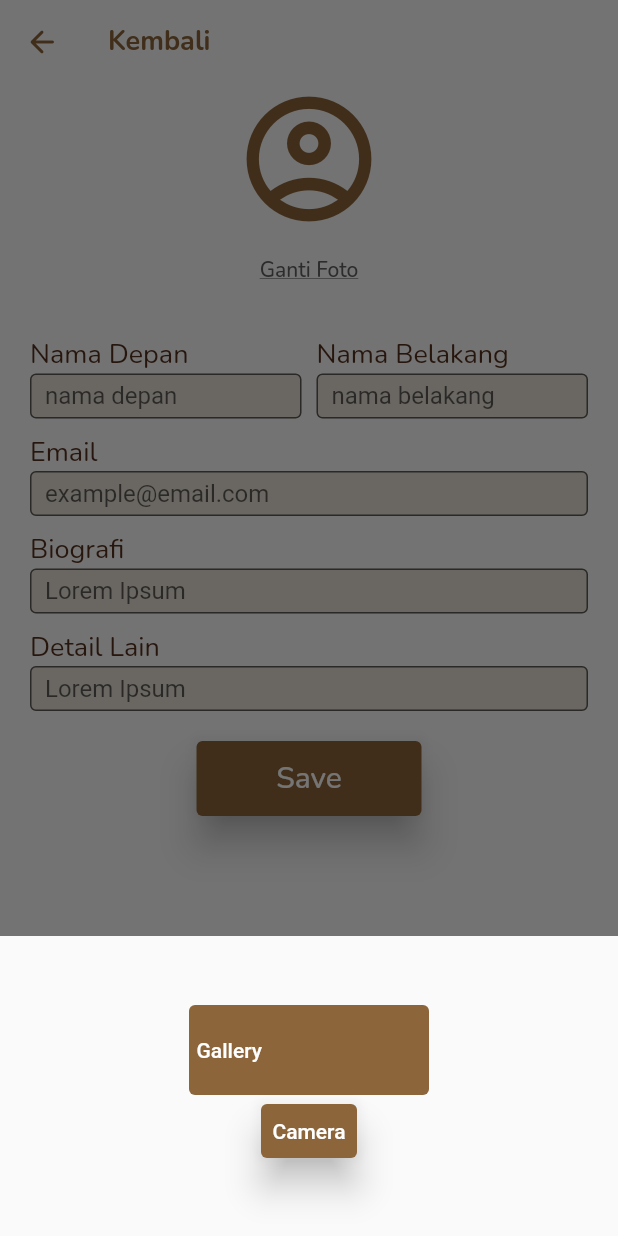
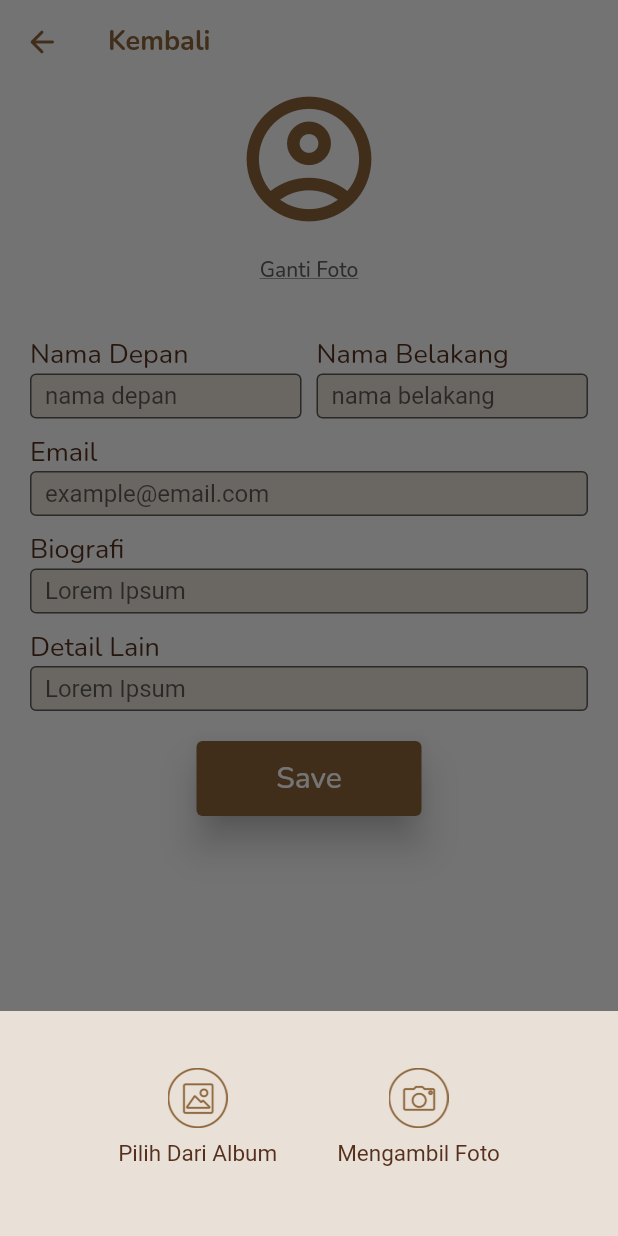
Before and after one commit to felicialaksanap/front-end_alkitab_felak, a Flutter app: the EditProfile screen opened directly, after a tap on "Ganti Foto", on a phone screen of 412 x 824 dp. Run offline on Flutter 3.47's test engine with Material 2 defaults, Android fonts, the light colour scheme and no system bars; our stand-ins replace google_fonts, image_picker; missing offline and left inert: draggable_scrollbar.

Commit message:
edited 10

```diff
--- a/lib/editprofile.dart
+++ b/lib/editprofile.dart
@@ -43,7 +43,7 @@ class _EditProfileState extends State<EditProfile> {
         elevation: 0,
         title: Text("Kembali", style: GoogleFonts.nunito(textStyle: const TextStyle(fontSize: 18, color: Color.fromARGB(255, 140, 101, 58), fontWeight: FontWeight.bold)),),
       ),
-      body: Container(
+      body: SingleChildScrollView(
         padding: const EdgeInsets.fromLTRB(20, 0, 20, 10),
         child: Column(
           crossAxisAlignment: CrossAxisAlignment.start,
@@ -76,45 +76,58 @@ class _EditProfileState extends State<EditProfile> {
                       context: context,
                       builder: (BuildContext context) {
                         return Container(
-                          height: 200,
-                          color: Colors.transparent,
+                          height: 150,
+                          color: const Color.fromARGB(255, 233, 224, 215),
+                          padding: const EdgeInsets.only(top: 30),
                           child: Center(
-                            child: Column(
+                            child: Row(
                               mainAxisAlignment: MainAxisAlignment.center,
-                              mainAxisSize: MainAxisSize.min,
                               children: [
-                                ElevatedButton(
+                                Column(
+                                  children: [
+                                    TextButton(
                                       onPressed: () {
                                         pickImage(ImageSource.gallery);
                                         Navigator.pop(context);
                                       },
-                                  style: ElevatedButton.styleFrom(
-                                    primary: Color.fromARGB(255, 140, 101, 58),
-                                    elevation: 0,
-                                    padding: const EdgeInsets.all(5),
+                                      child: Image.asset(
+                                        'assets/images/fromgallery.png',
+                                        width: 40,
+                                        height: 40,
                                       ),
-                                  child: Container(
-                                    width: 150,
-                                    height: 50,
-                                    child: Row(
+                                    ),
+                                    Text(
+                                      "Pilih Dari Album",
+                                      style: GoogleFonts.roboto(textStyle: const TextStyle(
+                                        fontSize: 15,
+                                        color: Color.fromARGB(255, 85, 48, 29)
+                                      )),
+                                    )
+                                  ],
+                                ),
+                                const SizedBox(width: 40,),
+                                Column(
                                   children: [
-                                        Text("Gallery"),
-                                      ],
-                                    )
-                                  )
-                                ),
-                                ElevatedButton(
+                                    TextButton(
                                       onPressed: () {
                                         pickImage(ImageSource.camera);
                                         Navigator.pop(context);
                                       },
-                                  style: ElevatedButton.styleFrom(
-                                    primary: Color.fromARGB(255, 140, 101, 58),
-                                    elevation: 10,
-                                    padding: const EdgeInsets.all(5),
+                                      child: Image.asset(
+                                        'assets/images/fromcamera.png',
+                                        width: 40,
+                                        height: 40,
                                       ),
-                                  child: Text("Camera")
+                                    ),
+                                    Text(
+                                      "Mengambil Foto",
+                                      style: GoogleFonts.roboto(textStyle: const TextStyle(
+                                        fontSize: 15,
+                                        color: Color.fromARGB(255, 85, 48, 29)
+                                      )),
                                     )
+                                  ],
+                                ),
                               ],
                             ),
                           ),
--- a/pubspec.yaml
+++ b/pubspec.yaml
@@ -72,6 +72,8 @@ flutter:
     - assets/images/search_icon.png
     - assets/images/polygon_down.png
     - assets/images/polygon_up.png
+    - assets/images/fromcamera.png
+    - assets/images/fromgallery.png
 
   # An image asset can refer to one or more resolution-specific "variants", see
   # https://flutter.dev/assets-and-images/#resolution-aware
```
Also changed, not shown: lib/logininput.dart (+3 -5 lines), lib/mergeayat.dart (+48 -13 lines), lib/profile.dart (+27 -14 lines), lib/register.dart (+6 -4 lines), assets/images/fromcamera.png (added), assets/images/fromgallery.png (added). Lines whose indentation alone changed are shown as unchanged.
